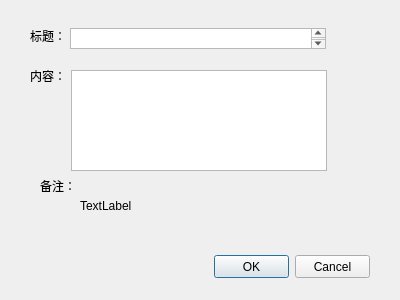
First picture: the form in QtQuestWindow/QtQuestWindow/Browse.ui, repository haizeiwang10086/file_save_haizeiwang10086, before the edit.
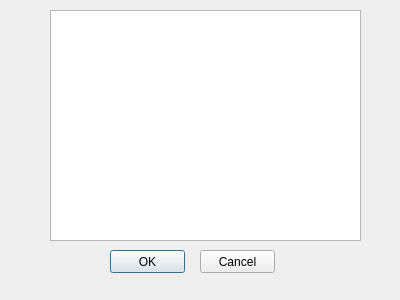
Second picture: the form after the edit.

```diff
--- a/QtQuestWindow/QtQuestWindow/Browse.ui
+++ b/QtQuestWindow/QtQuestWindow/Browse.ui
@@ -13,83 +13,21 @@
   <property name="windowTitle">
    <string>Browse</string>
   </property>
-  <widget class="QLabel" name="label">
-   <property name="geometry">
-    <rect>
-     <x>30</x>
-     <y>30</y>
-     <width>54</width>
-     <height>12</height>
-    </rect>
-   </property>
-   <property name="text">
-    <string>标题：</string>
-   </property>
-  </widget>
-  <widget class="QLabel" name="label_2">
-   <property name="geometry">
-    <rect>
-     <x>30</x>
-     <y>70</y>
-     <width>54</width>
-     <height>12</height>
-    </rect>
-   </property>
-   <property name="text">
-    <string>内容：</string>
-   </property>
-  </widget>
-  <widget class="QLabel" name="label_3">
-   <property name="geometry">
-    <rect>
-     <x>40</x>
-     <y>180</y>
-     <width>54</width>
-     <height>12</height>
-    </rect>
-   </property>
-   <property name="text">
-    <string>备注：</string>
-   </property>
-  </widget>
-  <widget class="QLabel" name="label_remarks">
-   <property name="geometry">
-    <rect>
-     <x>80</x>
-     <y>180</y>
-     <width>211</width>
-     <height>51</height>
-    </rect>
-   </property>
-   <property name="text">
-    <string>TextLabel</string>
-   </property>
-  </widget>
   <widget class="QTextBrowser" name="text_content">
    <property name="geometry">
     <rect>
-     <x>71</x>
-     <y>70</y>
-     <width>256</width>
-     <height>101</height>
-    </rect>
-   </property>
-  </widget>
-  <widget class="QTextBrowser" name="text_title">
-   <property name="geometry">
-    <rect>
-     <x>70</x>
-     <y>28</y>
-     <width>256</width>
-     <height>21</height>
+     <x>50</x>
+     <y>10</y>
+     <width>311</width>
+     <height>231</height>
     </rect>
    </property>
   </widget>
   <widget class="QPushButton" name="okButton">
    <property name="geometry">
     <rect>
-     <x>214</x>
-     <y>255</y>
+     <x>110</x>
+     <y>250</y>
      <width>75</width>
      <height>23</height>
     </rect>
@@ -101,8 +39,8 @@
   <widget class="QPushButton" name="cancelButton">
    <property name="geometry">
     <rect>
-     <x>295</x>
-     <y>255</y>
+     <x>200</x>
+     <y>250</y>
      <width>75</width>
      <height>23</height>
     </rect>
```
